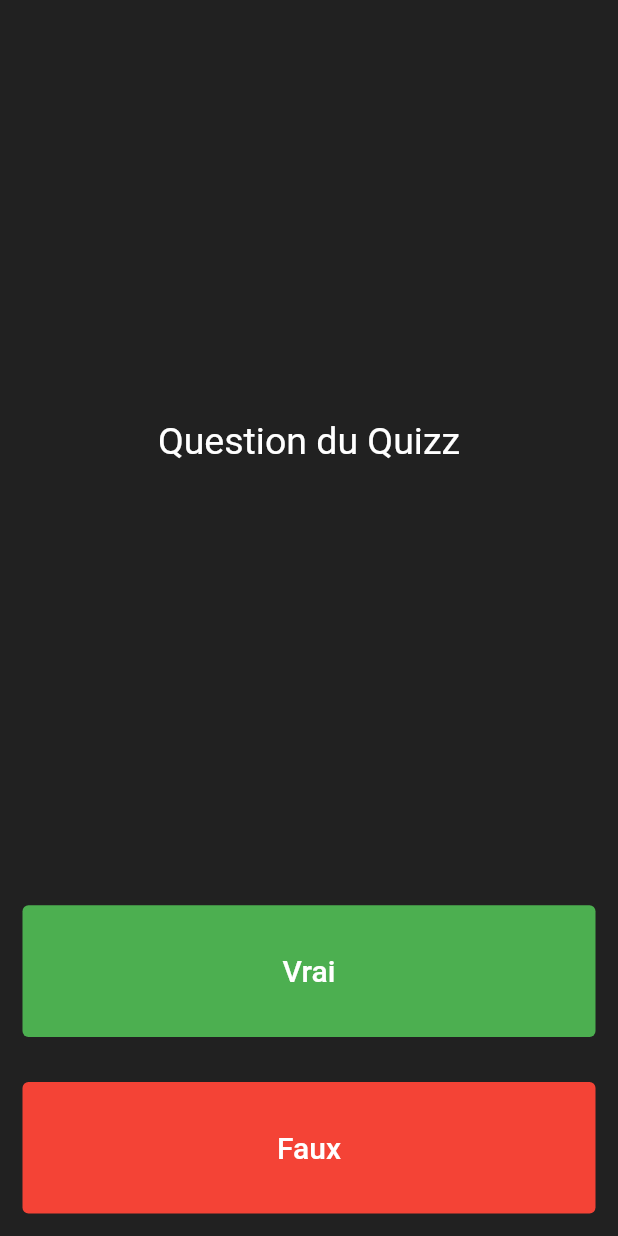
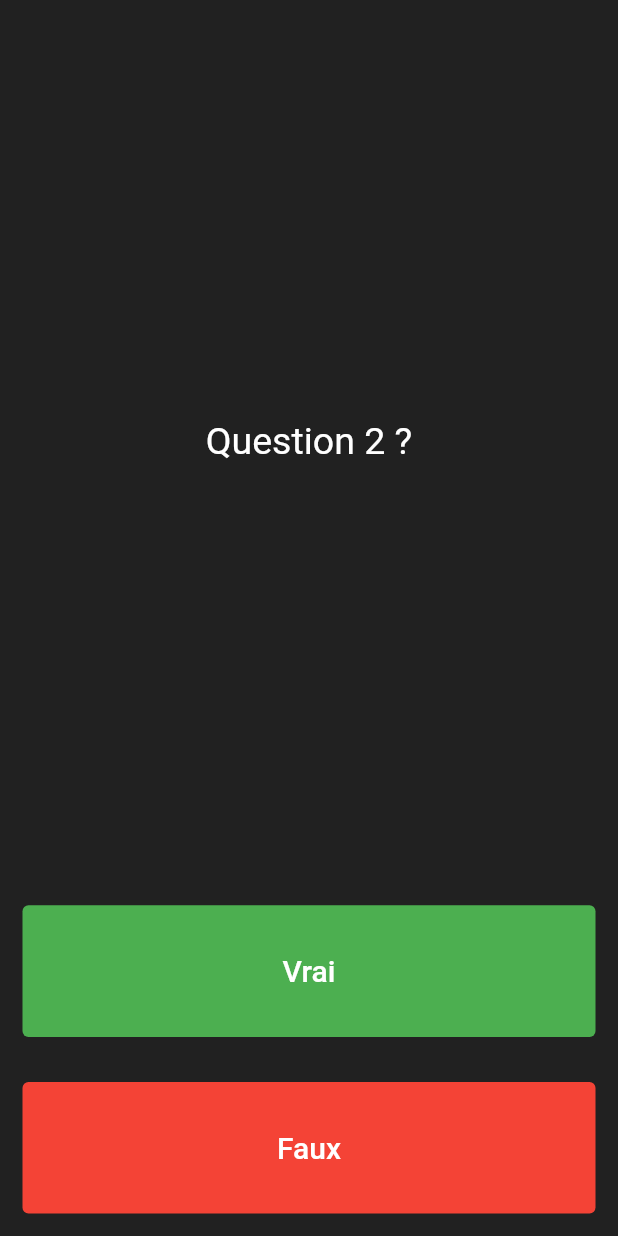
Before and after one commit to Ryll974/quizz_vf1, a Flutter app: the screen it shows after launch, on a phone screen of 412 x 824 dp. Run offline on Flutter 3.47's test engine with Material 2 defaults, Android fonts, the phone set to English and light mode, and no system bars.

Commit message:
4 - Les questions

```diff
--- a/lib/main.dart
+++ b/lib/main.dart
@@ -13,13 +13,29 @@ void main() {
 
 class Quizz extends StatefulWidget {
   const Quizz({Key? key}) : super(key: key);
-
   @override
   _Quizz createState() => _Quizz();
 }
 
+class Question {
+  String question;
+  bool reponse;
+  Question(this.question, this.reponse);
+}
+
 class _Quizz extends State<Quizz> {
   List<Icon> listedesicones = [];
+  final List<Question> listedesquestions = [
+    Question('Question 1 ?',true),
+    Question('Question 2 ?',true),
+    Question('Question 3 ?',true),
+    Question('Question 4 ?',true),
+    Question('Question 5 ?',true),
+    Question('Question 6 ?',true),
+    Question('Question 7 ?',true),
+    Question('Question 8 ?',true),
+    Question('Question 9 ?',true),
+  ];
   @override
   Widget build(BuildContext context) {
     return Column(
@@ -31,7 +47,7 @@ class _Quizz extends State<Quizz> {
               padding: const EdgeInsets.all(15.0),
               child: Center(
                 child: Text(
-                  "Question du Quizz",
+                  listedesquestions[1].question,
                   style: TextStyle(
                     color: Colors.white,
                     fontSize: 25.0,
```
